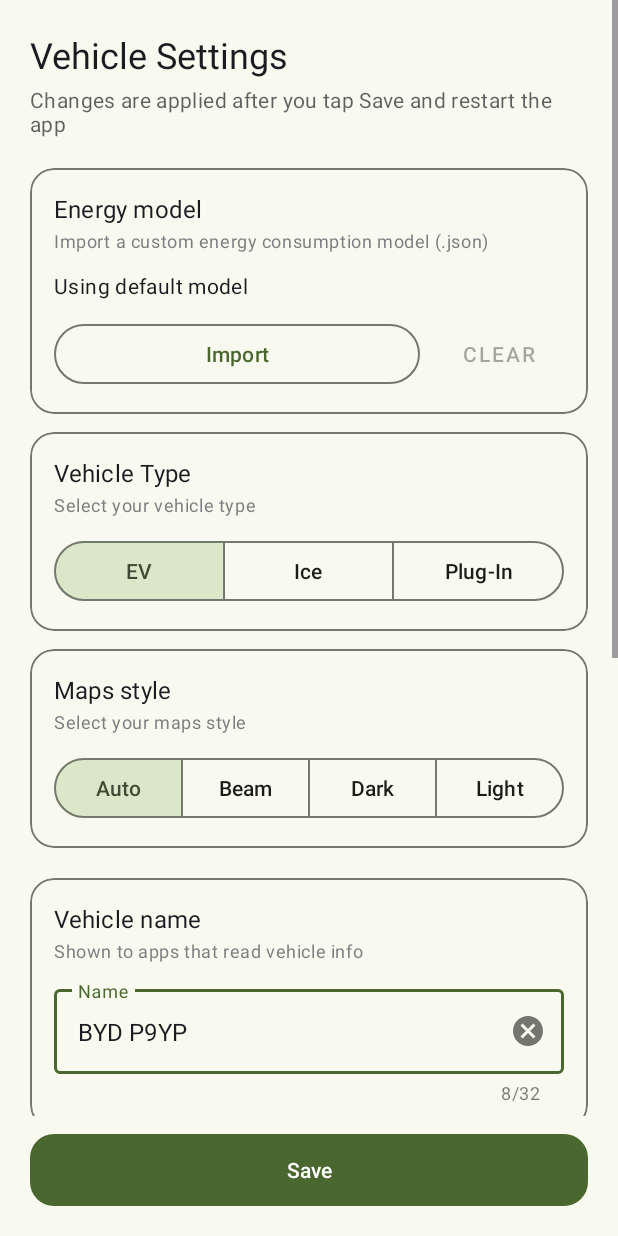
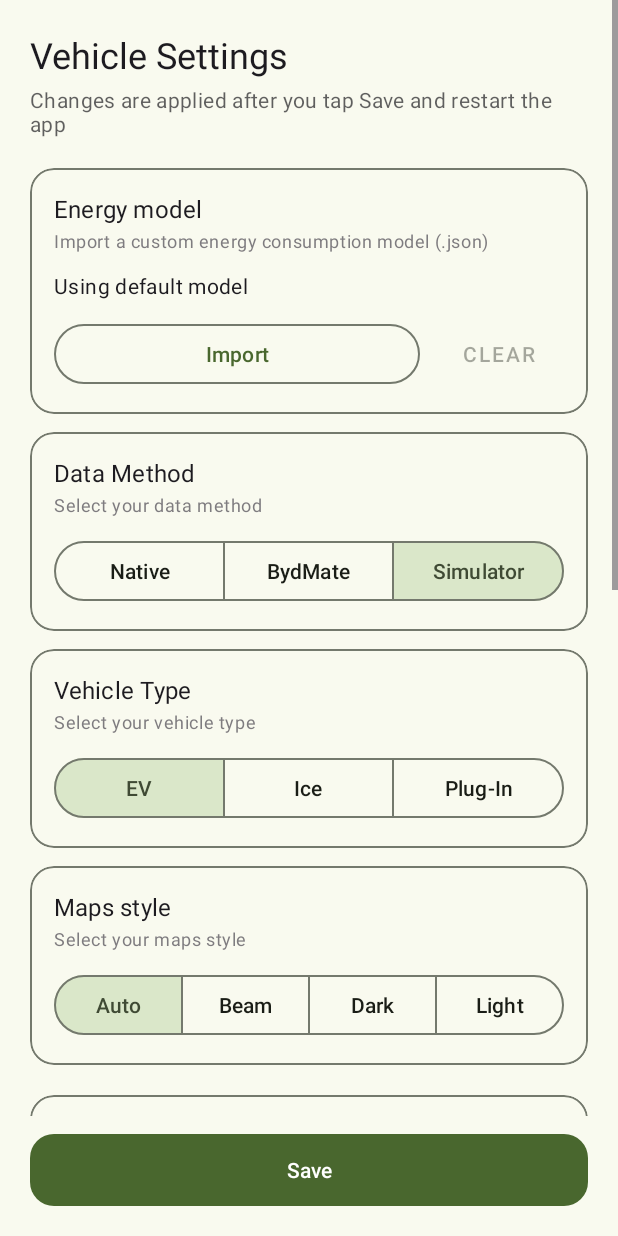
Before and after one commit to kangrio/CarService-AOSP, an Android app: the VehicleSettings screen opened directly, with no data from a screen before it, on a phone screen of 412 x 824 dp. Run offline under Robolectric (Android 15) with nearby library versions, the phone set to English and light mode, and no system bars; libraries missing offline, so code that uses them is left out: com.google.protobuf.util; 1 statement that could not run was skipped.

Commit message:
feat: Add support for data method, Native(Car report), BydMate, Simulator

```diff
--- a/carserver/build.gradle.kts
+++ b/carserver/build.gradle.kts
@@ -94,6 +94,8 @@ dependencies {
     implementation(libs.retrofit)
     implementation(libs.retrofit.converter.gson)
 
+    implementation(libs.nanohttpd)
+
     implementation(libs.androidx.core.ktx)
     implementation(libs.androidx.appcompat)
     implementation(libs.androidx.constraintlayout)
--- a/carserver/src/main/AndroidManifest.xml
+++ b/carserver/src/main/AndroidManifest.xml
@@ -111,7 +111,8 @@
         android:label="@string/app_name"
         android:roundIcon="@mipmap/ic_launcher_round"
         android:supportsRtl="true"
-        android:theme="@style/Theme.CarService">
+        android:theme="@style/Theme.CarService"
+        android:usesCleartextTraffic="true">
         <activity
             android:name=".MainActivity"
             android:exported="true">
--- a/carserver/src/main/java/com/kangrio/carserver/activity/VehicleSettings.kt
+++ b/carserver/src/main/java/com/kangrio/carserver/activity/VehicleSettings.kt
@@ -24,6 +24,7 @@ import com.google.android.material.textfield.TextInputEditText
 import com.google.android.material.textfield.TextInputLayout
 import com.kangrio.carserver.MainActivity
 import com.kangrio.carserver.R
+import com.kangrio.carserver.byd.BydServices
 import com.kangrio.carserver.datastore.VehicleStore
 import com.kangrio.carserver.provider.MapsStyle
 import com.kangrio.carserver.util.applySystemBarInsets
@@ -46,6 +47,7 @@ class VehicleSettings : AppCompatActivity() {
     private val mapsStyleToggleGroup: MaterialButtonToggleGroup by lazy { findViewById(R.id.mapsStyleToggleGroup) }
     private val plugTypesButton: MaterialButton by lazy { findViewById(R.id.plugTypesButton) }
     private val vehicleTypeToggleGroup: MaterialButtonToggleGroup by lazy { findViewById(R.id.vehicleTypeToggleGroup) }
+    private val dataMethodToggleGroup: MaterialButtonToggleGroup by lazy { findViewById(R.id.dataMethodToggleGroup) }
 
     private val plugTypes = EvChargingConnectorType::class.java.declaredFields.mapNotNull { field ->
         field.name to field.getInt(null).toByte()
@@ -220,6 +222,23 @@ class VehicleSettings : AppCompatActivity() {
                 R.id.vehicleTypeElectricButton
             }
         )
+        val dataMethod = VehicleStore.getValue(VehicleStore.VEHICLE_DATA_METHOD, VehicleStore.DATA_METHOD_NATIVE)
+        dataMethodToggleGroup.check(
+            when (dataMethod) {
+                VehicleStore.DATA_METHOD_NATIVE -> {
+                    R.id.dataMethodNativeButton
+                }
+                VehicleStore.DATA_METHOD_BYD_MATE -> {
+                    R.id.dataMethodBydMateButton
+                }
+                VehicleStore.DATA_METHOD_SIMULATOR -> {
+                    R.id.dataMethodSimulatorButton
+                }
+                else -> {
+                    if (BydServices.supportAutoService) R.id.dataMethodNativeButton else R.id.dataMethodSimulatorButton
+                }
+            }
+        )
 
         vinText.text = "virtual VIN: ${VehicleStore.getValue(VehicleStore.VEHICLE_VIN, "-")}"
     }
@@ -291,6 +310,22 @@ class VehicleSettings : AppCompatActivity() {
             }
         }
 
+    private fun selectedDataMethod(): String =
+        when(dataMethodToggleGroup.checkedButtonId) {
+            R.id.dataMethodNativeButton -> {
+                VehicleStore.DATA_METHOD_NATIVE
+            }
+            R.id.dataMethodBydMateButton -> {
+                VehicleStore.DATA_METHOD_BYD_MATE
+            }
+            R.id.dataMethodSimulatorButton -> {
+                VehicleStore.DATA_METHOD_SIMULATOR
+            }
+            else -> {
+                if (BydServices.supportAutoService) VehicleStore.DATA_METHOD_NATIVE else VehicleStore.DATA_METHOD_SIMULATOR
+            }
+    }
+
     private fun save() {
         val name = nameInput.text?.toString()?.trim().orEmpty()
         val capacity = capacityInput.text?.toString()?.toFloatOrNull()
@@ -309,11 +344,13 @@ class VehicleSettings : AppCompatActivity() {
         val seat = selectedSeat()
         val mapsStyle = selectedMapsStyle()
         val vehicleType = selectedVehicleType()
+        val dataMethod = selectedDataMethod()
         VehicleStore.setValue(VehicleStore.VEHICLE_NAME, name)
         VehicleStore.setValue(VehicleStore.BATTERY_CAPACITY_WH, capacity!!)
         VehicleStore.setValue(VehicleStore.DRIVER_SEAT, seat)
         VehicleStore.setValue(VehicleStore.MAPS_STYLE, mapsStyle)
         VehicleStore.setValue(VehicleStore.VEHICLE_TYPES, vehicleType)
+        VehicleStore.setValue(VehicleStore.VEHICLE_DATA_METHOD, dataMethod)
 
         Toast.makeText(this, "Saved", Toast.LENGTH_SHORT).show()
         showRestartDialog()
--- a/carserver/src/main/java/com/kangrio/carserver/datastore/VehicleStore.kt
+++ b/carserver/src/main/java/com/kangrio/carserver/datastore/VehicleStore.kt
@@ -9,11 +9,16 @@ import androidx.datastore.preferences.core.doublePreferencesKey
 import androidx.datastore.preferences.core.floatPreferencesKey
 import androidx.datastore.preferences.core.intPreferencesKey
 import androidx.datastore.preferences.core.stringPreferencesKey
+import com.kangrio.carserver.byd.BydServices
 
 object VehicleStore : DataStoreBase("vehicle") {
     val VEHICLE_TYPE_EV = byteArrayOf(FuelType.ELECTRIC.toByte())
     val VEHICLE_TYPE_ICE = byteArrayOf(FuelType.LEADED.toByte())
     val VEHICLE_TYPE_PLUG_IN = byteArrayOf(FuelType.ELECTRIC.toByte(), FuelType.LEADED.toByte())
+
+    const val DATA_METHOD_NATIVE = "NATIVE"
+    const val DATA_METHOD_BYD_MATE = "BYD_MATE"
+    const val DATA_METHOD_SIMULATOR = "SIMULATOR"
 
     val BATTERY_CAPACITY_WH = floatPreferencesKey("vehicle_battery_capacity_wh")
     val BATTERY_LEVEL_WH = floatPreferencesKey("vehicle_battery_level_wh")
@@ -47,6 +52,8 @@ object VehicleStore : DataStoreBase("vehicle") {
     val MAPS_STYLE = stringPreferencesKey("vehicle_maps_style")
     val VEHICLE_PLUG_TYPES = byteArrayPreferencesKey("vehicle_plug_types")
     val VEHICLE_TYPES = byteArrayPreferencesKey("vehicle_types")
+    val VEHICLE_DATA_METHOD = stringPreferencesKey("vehicle_data_method")
+    val VEHICLE_WEBHOOK_PORT = intPreferencesKey("vehicle_webhook_port")
 
     override fun init(context: Context) {
         super.init(context)
@@ -60,5 +67,6 @@ object VehicleStore : DataStoreBase("vehicle") {
         )
         setValue(VEHICLE_PLUG_TYPES, getValue(VEHICLE_PLUG_TYPES, plugTypes))
         setValue(VEHICLE_TYPES, getValue(VEHICLE_TYPES, VEHICLE_TYPE_EV))
+        setValue(VEHICLE_DATA_METHOD, getValue(VEHICLE_DATA_METHOD, if (BydServices.supportAutoService) DATA_METHOD_NATIVE else DATA_METHOD_SIMULATOR))
     }
 }
--- a/carserver/src/main/res/layout/activity_vehicle_settings.xml
+++ b/carserver/src/main/res/layout/activity_vehicle_settings.xml
@@ -96,6 +96,73 @@
                             android:text="Clear" />
                     </LinearLayout>
                 </LinearLayout>
+            </com.google.android.material.card.MaterialCardView>
+
+            <!-- Data Method -->
+            <com.google.android.material.card.MaterialCardView
+                android:layout_width="match_parent"
+                android:layout_height="wrap_content"
+                android:layout_marginTop="12dp"
+                app:cardCornerRadius="16dp"
+                app:cardElevation="0dp"
+                app:strokeWidth="1dp"
+                app:strokeColor="?attr/colorOutline">
+
+                <LinearLayout
+                    android:layout_width="match_parent"
+                    android:layout_height="wrap_content"
+                    android:orientation="vertical"
+                    android:padding="16dp">
+
+                    <TextView
+                        android:layout_width="wrap_content"
+                        android:layout_height="wrap_content"
+                        android:text="Data Method"
+                        android:textAppearance="@style/TextAppearance.MaterialComponents.Subtitle1" />
+
+                    <TextView
+                        android:layout_width="wrap_content"
+                        android:layout_height="wrap_content"
+                        android:layout_marginTop="2dp"
+                        android:text="Select your data method"
+                        android:textAppearance="@style/TextAppearance.MaterialComponents.Caption"
+                        android:alpha="0.7" />
+
+                    <com.google.android.material.button.MaterialButtonToggleGroup
+                        android:id="@+id/dataMethodToggleGroup"
+                        android:layout_width="match_parent"
+                        android:layout_height="wrap_content"
+                        android:layout_marginTop="12dp"
+                        app:checkedButton="@id/vehicleTypeElectricButton"
+                        app:selectionRequired="true"
+                        app:singleSelection="true">
+
+                        <com.google.android.material.button.MaterialButton
+                            android:id="@+id/dataMethodNativeButton"
+                            style="?attr/materialButtonOutlinedStyle"
+                            android:layout_width="0dp"
+                            android:layout_height="wrap_content"
+                            android:layout_weight="1"
+                            android:text="Native" />
+
+                        <com.google.android.material.button.MaterialButton
+                            android:id="@+id/dataMethodBydMateButton"
+                            style="?attr/materialButtonOutlinedStyle"
+                            android:layout_width="0dp"
+                            android:layout_height="wrap_content"
+                            android:layout_weight="1"
+                            android:text="BydMate" />
+
+                        <com.google.android.material.button.MaterialButton
+                            android:id="@+id/dataMethodSimulatorButton"
+                            style="?attr/materialButtonOutlinedStyle"
+                            android:layout_width="0dp"
+                            android:layout_height="wrap_content"
+                            android:layout_weight="1"
+                            android:text="Simulator" />
+                    </com.google.android.material.button.MaterialButtonToggleGroup>
+                </LinearLayout>
+
             </com.google.android.material.card.MaterialCardView>
 
             <!-- Vehicle Type -->
--- a/gradle/libs.versions.toml
+++ b/gradle/libs.versions.toml
@@ -8,6 +8,7 @@ appcompat = "1.7.1"
 material = "1.14.0"
 activityKtx = "1.13.0"
 constraintlayout = "2.2.1"
+nanohttpd = "2.3.1"
 playServicesVisionCommon = "19.1.3"
 okhttp = "5.4.0"
 retrofit = "3.0.0"
@@ -21,6 +22,7 @@ androidx-appcompat = { group = "androidx.appcompat", name = "appcompat", version
 material = { group = "com.google.android.material", name = "material", version.ref = "material" }
 androidx-activity-ktx = { group = "androidx.activity", name = "activity-ktx", version.ref = "activityKtx" }
 androidx-constraintlayout = { group = "androidx.constraintlayout", name = "constraintlayout", version.ref = "constraintlayout" }
+nanohttpd = { module = "org.nanohttpd:nanohttpd", version.ref = "nanohttpd" }
 play-services-vision-common = { group = "com.google.android.gms", name = "play-services-vision-common", version.ref = "playServicesVisionCommon" }
 okhttp = { module = "com.squareup.okhttp3:okhttp", version.ref = "okhttp" }
 retrofit = { module = "com.squareup.retrofit2:retrofit", version.ref = "retrofit" }
```
Also changed, not shown: carserver/src/main/java/com/kangrio/carserver/data/BydMate.kt (added, +15 -0 lines), carserver/src/main/java/com/kangrio/carserver/webhook/bydmate/BydMateWebHookUpdater.kt (added, +221 -0 lines), 1 other file.
